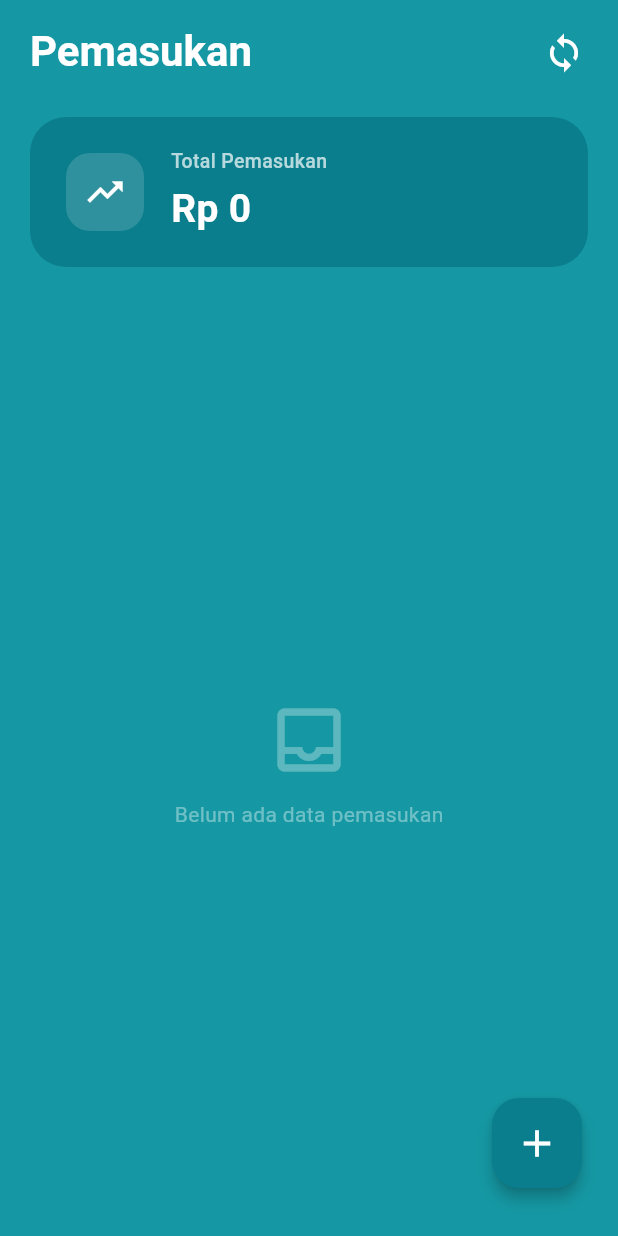
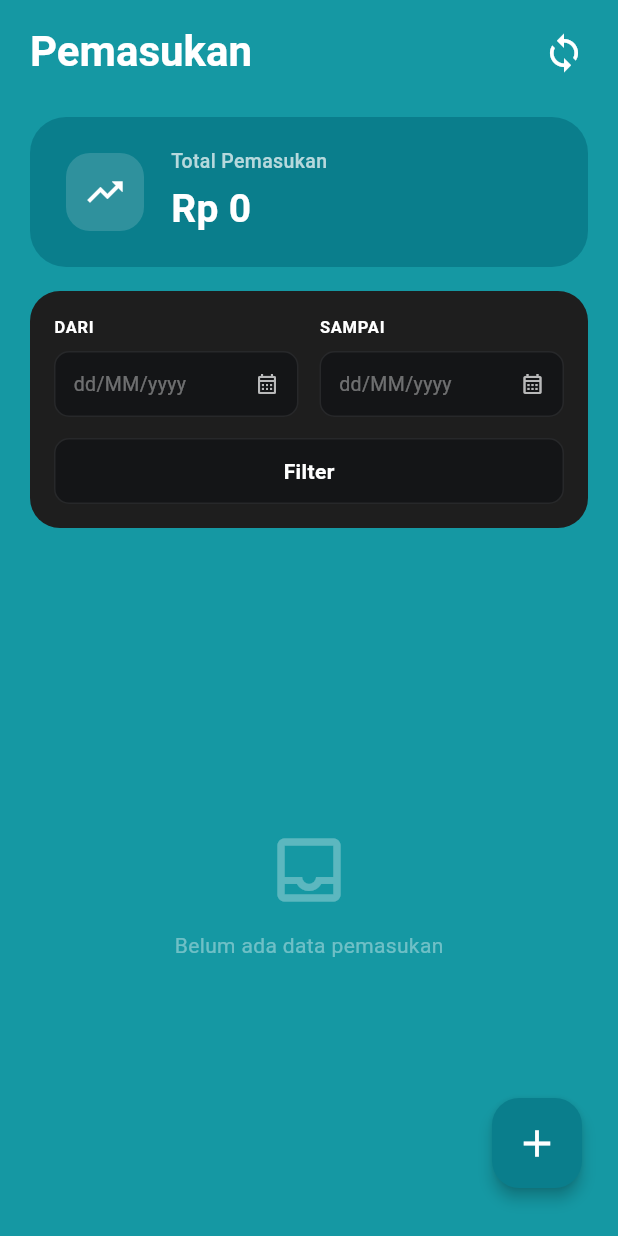
Before and after one commit to AdiftyaRahmad/frontend-mataangin, a Flutter app: the PemasukanView screen opened directly, on a phone screen of 412 x 824 dp. Run offline on Flutter 3.47's test engine with Material 3 defaults, Android fonts, the light colour scheme and no system bars; our stand-ins replace cloud_firestore, firebase_auth, firebase_core, firebase_storage, pdf, share_plus and 1 more; missing offline and left inert: dart:html; accounts and stored records are empty; generated files the repository leaves out were written again.

Commit message:
feat: add date filter to pemasukan view

```diff
--- a/lib/view/pemasukan_view.dart
+++ b/lib/view/pemasukan_view.dart
@@ -6,6 +6,7 @@ import '../model/pemasukan_model.dart';
 import '../viewmodel/pemasukan_viewmodel.dart';
 import '../viewmodel/dashboard_viewmodel.dart';
 import '../core/widgets/admin_only_widget.dart';
+import 'widget/date_range_filter.dart';
 
 class PemasukanView extends StatelessWidget {
   const PemasukanView({super.key});
@@ -115,6 +116,18 @@ class PemasukanView extends StatelessWidget {
             ),
           ),
 
+          // ── Filter Card ─────────────────────────────────────────────────
+          DateRangeFilter(
+            initialStartDate: vm.filterStartDate,
+            initialEndDate: vm.filterEndDate,
+            onFilter: (start, end) {
+              context.read<PemasukanViewModel>().applyFilter(start, end);
+            },
+            onReset: () {
+              context.read<PemasukanViewModel>().clearFilter();
+            },
+          ),
+
           // ── List ─────────────────────────────────────────────────────────
           Expanded(child: _buildList(context, vm, fmt)),
         ],
@@ -154,16 +167,19 @@ class PemasukanView extends StatelessWidget {
         ),
       );
     }
-    if (vm.list.isEmpty) {
-      return const Center(
+    final displayList = vm.filteredList;
+    if (displayList.isEmpty) {
+      return Center(
         child: Column(
           mainAxisSize: MainAxisSize.min,
           children: [
-            Icon(Icons.inbox_outlined, size: 56, color: Colors.white30),
-            SizedBox(height: 12),
+            const Icon(Icons.inbox_outlined, size: 56, color: Colors.white30),
+            const SizedBox(height: 12),
             Text(
-              'Belum ada data pemasukan',
-              style: TextStyle(color: Colors.white38),
+              vm.isFiltered
+                  ? 'Tidak ada data pemasukan pada rentang tanggal ini'
+                  : 'Belum ada data pemasukan',
+              style: const TextStyle(color: Colors.white38),
             ),
           ],
         ),
@@ -171,9 +187,9 @@ class PemasukanView extends StatelessWidget {
     }
     return ListView.builder(
       padding: const EdgeInsets.only(top: 8, bottom: 88),
-      itemCount: vm.list.length,
+      itemCount: displayList.length,
       itemBuilder: (_, i) {
-        final item = vm.list[i];
+        final item = displayList[i];
         return _PemasukanCard(
           item: item,
           fmt: fmt,
--- /dev/null
+++ b/lib/view/widget/date_range_filter.dart
@@ -0,0 +1,294 @@
+import 'package:flutter/material.dart';
+import 'package:intl/intl.dart';
+
+class DateRangeFilter extends StatefulWidget {
+  final DateTime? initialStartDate;
+  final DateTime? initialEndDate;
+  final void Function(DateTime? startDate, DateTime? endDate) onFilter;
+  final VoidCallback? onReset;
+
+  const DateRangeFilter({
+    super.key,
+    this.initialStartDate,
+    this.initialEndDate,
+    required this.onFilter,
+    this.onReset,
+  });
+
+  @override
+  State<DateRangeFilter> createState() => _DateRangeFilterState();
+}
+
+class _DateRangeFilterState extends State<DateRangeFilter> {
+  DateTime? _startDate;
+  DateTime? _endDate;
+
+  @override
+  void initState() {
+    super.initState();
+    _startDate = widget.initialStartDate;
+    _endDate = widget.initialEndDate;
+  }
+
+  @override
+  void didUpdateWidget(covariant DateRangeFilter oldWidget) {
+    super.didUpdateWidget(oldWidget);
+    if (oldWidget.initialStartDate != widget.initialStartDate ||
+        oldWidget.initialEndDate != widget.initialEndDate) {
+      _startDate = widget.initialStartDate;
+      _endDate = widget.initialEndDate;
+    }
+  }
+
+  Future<void> _pickDate({required bool isStart}) async {
+    final now = DateTime.now();
+    final initialDate = isStart
+        ? (_startDate ?? _endDate ?? now)
+        : (_endDate ?? _startDate ?? now);
+
+    final picked = await showDatePicker(
+      context: context,
+      initialDate: initialDate,
+      firstDate: DateTime(2020),
+      lastDate: DateTime(2100),
+      builder: (context, child) {
+        return Theme(
+          data: Theme.of(context).copyWith(
+            colorScheme: const ColorScheme.dark(
+              primary: Color(0xFF1598A3),
+              onPrimary: Colors.white,
+              surface: Color(0xFF1E1E1E),
+              onSurface: Colors.white,
+            ),
+            dialogTheme: const DialogThemeData(
+              backgroundColor: Color(0xFF1E1E1E),
+            ),
+          ),
+          child: child!,
+        );
+      },
+    );
+
+    if (picked != null) {
+      setState(() {
+        if (isStart) {
+          _startDate = picked;
+          if (_endDate != null && _endDate!.isBefore(_startDate!)) {
+            _endDate = _startDate;
+          }
+        } else {
+          _endDate = picked;
+          if (_startDate != null && _startDate!.isAfter(_endDate!)) {
+            _startDate = _endDate;
+          }
+        }
+      });
+    }
+  }
+
+  void _clearDate({required bool isStart}) {
+    setState(() {
+      if (isStart) {
+        _startDate = null;
+      } else {
+        _endDate = null;
+      }
+    });
+  }
+
+  void _handleFilter() {
+    widget.onFilter(_startDate, _endDate);
+  }
+
+  @override
+  Widget build(BuildContext context) {
+    final dateFormat = DateFormat('dd/MM/yyyy');
+    final isFiltered = _startDate != null || _endDate != null;
+
+    return Container(
+      margin: const EdgeInsets.fromLTRB(20, 0, 20, 16),
+      padding: const EdgeInsets.all(16),
+      decoration: BoxDecoration(
+        color: const Color(0xFF1E1E1E),
+        borderRadius: BorderRadius.circular(20),
+      ),
+      child: Column(
+        crossAxisAlignment: CrossAxisAlignment.start,
+        mainAxisSize: MainAxisSize.min,
+        children: [
+          // ── Date Inputs Row ───────────────────────────────────────────────
+          Row(
+            children: [
+              // "DARI" column
+              Expanded(
+                child: Column(
+                  crossAxisAlignment: CrossAxisAlignment.start,
+                  children: [
+                    const Text(
+                      'DARI',
+                      style: TextStyle(
+                        color: Colors.white,
+                        fontSize: 11,
+                        fontWeight: FontWeight.bold,
+                        letterSpacing: 0.5,
+                      ),
+                    ),
+                    const SizedBox(height: 8),
+                    _buildDateField(
+                      dateText: _startDate != null
+                          ? dateFormat.format(_startDate!)
+                          : 'dd/MM/yyyy',
+                      isSelected: _startDate != null,
+                      onTap: () => _pickDate(isStart: true),
+                      onClear: _startDate != null
+                          ? () => _clearDate(isStart: true)
+                          : null,
+                    ),
+                  ],
+                ),
+              ),
+              const SizedBox(width: 14),
+              // "SAMPAI" column
+              Expanded(
+                child: Column(
+                  crossAxisAlignment: CrossAxisAlignment.start,
+                  children: [
+                    const Text(
+                      'SAMPAI',
+                      style: TextStyle(
+                        color: Colors.white,
+                        fontSize: 11,
+                        fontWeight: FontWeight.bold,
+                        letterSpacing: 0.5,
+                      ),
+                    ),
+                    const SizedBox(height: 8),
+                    _buildDateField(
+                      dateText: _endDate != null
+                          ? dateFormat.format(_endDate!)
+                          : 'dd/MM/yyyy',
+                      isSelected: _endDate != null,
+                      onTap: () => _pickDate(isStart: false),
+                      onClear: _endDate != null
+                          ? () => _clearDate(isStart: false)
+                          : null,
+                    ),
+                  ],
+                ),
+              ),
+            ],
+          ),
+
+          const SizedBox(height: 14),
+
+          // ── Filter Button ──────────────────────────────────────────────────
+          SizedBox(
+            width: double.infinity,
+            height: 44,
+            child: Material(
+              color: const Color(0xFF141517),
+              borderRadius: BorderRadius.circular(10),
+              child: InkWell(
+                onTap: _handleFilter,
+                borderRadius: BorderRadius.circular(10),
+                child: Container(
+                  decoration: BoxDecoration(
+                    borderRadius: BorderRadius.circular(10),
+                    border: Border.all(
+                      color: Colors.white.withValues(alpha: 0.08),
+                    ),
+                  ),
+                  alignment: Alignment.center,
+                  child: Row(
+                    mainAxisAlignment: MainAxisAlignment.center,
+                    children: [
+                      const Text(
+                        'Filter',
+                        style: TextStyle(
+                          color: Colors.white,
+                          fontSize: 14,
+                          fontWeight: FontWeight.bold,
+                        ),
+                      ),
+                      if (isFiltered) ...[
+                        const SizedBox(width: 8),
+                        Container(
+                          width: 6,
+                          height: 6,
+                          decoration: const BoxDecoration(
+                            color: Color(0xFF1598A3),
+                            shape: BoxShape.circle,
+                          ),
+                        ),
+                      ],
+                    ],
+                  ),
+                ),
+              ),
+            ),
+          ),
+        ],
+      ),
+    );
+  }
+
+  Widget _buildDateField({
+    required String dateText,
+    required bool isSelected,
+    required VoidCallback onTap,
+    VoidCallback? onClear,
+  }) {
+    return Material(
+      color: const Color(0xFF141517),
+      borderRadius: BorderRadius.circular(10),
+      child: InkWell(
+        onTap: onTap,
+        borderRadius: BorderRadius.circular(10),
+        child: Container(
+          height: 44,
+          padding: const EdgeInsets.symmetric(horizontal: 12),
+          decoration: BoxDecoration(
+            borderRadius: BorderRadius.circular(10),
+            border: Border.all(
+              color: Colors.white.withValues(alpha: 0.08),
+            ),
+          ),
+          child: Row(
+            children: [
+              Expanded(
+                child: Text(
+                  dateText,
+                  style: TextStyle(
+                    color: isSelected ? Colors.white : Colors.white38,
+                    fontSize: 13,
+                    fontWeight: isSelected ? FontWeight.w500 : FontWeight.normal,
+                  ),
+                  overflow: TextOverflow.ellipsis,
+                ),
+              ),
+              if (onClear != null)
+                GestureDetector(
+                  onTap: onClear,
+                  behavior: HitTestBehavior.opaque,
+                  child: const Padding(
+                    padding: EdgeInsets.symmetric(horizontal: 4),
+                    child: Icon(
+                      Icons.close_rounded,
+                      color: Colors.white38,
+                      size: 16,
+                    ),
+                  ),
+                )
+              else
+                const Icon(
+                  Icons.calendar_month_outlined,
+                  color: Colors.white70,
+                  size: 16,
+                ),
+            ],
+          ),
+        ),
+      ),
+    );
+  }
+}
--- a/lib/viewmodel/pemasukan_viewmodel.dart
+++ b/lib/viewmodel/pemasukan_viewmodel.dart
@@ -13,11 +13,52 @@ class PemasukanViewModel extends ChangeNotifier {
   String? _errorMessage;
   bool _mutating = false;
 
+  DateTime? _filterStartDate;
+  DateTime? _filterEndDate;
+
   PemasukanViewModel({PemasukanRepository? repository})
       : _repository = repository ?? PemasukanRepository();
 
   ViewState get state => _state;
   List<PemasukanModel> get list => List.unmodifiable(_list);
+  DateTime? get filterStartDate => _filterStartDate;
+  DateTime? get filterEndDate => _filterEndDate;
+  bool get isFiltered => _filterStartDate != null || _filterEndDate != null;
+
+  List<PemasukanModel> get filteredList {
+    if (_filterStartDate == null && _filterEndDate == null) {
+      return List.unmodifiable(_list);
+    }
+    final start = _filterStartDate != null
+        ? DateTime(_filterStartDate!.year, _filterStartDate!.month, _filterStartDate!.day)
+        : null;
+    final end = _filterEndDate != null
+        ? DateTime(_filterEndDate!.year, _filterEndDate!.month, _filterEndDate!.day)
+        : null;
+
+    return _list.where((item) {
+      final dt = DateTime.tryParse(item.tanggal);
+      if (dt == null) return false;
+      final dateOnly = DateTime(dt.year, dt.month, dt.day);
+
+      if (start != null && dateOnly.isBefore(start)) return false;
+      if (end != null && dateOnly.isAfter(end)) return false;
+      return true;
+    }).toList();
+  }
+
+  void applyFilter(DateTime? start, DateTime? end) {
+    _filterStartDate = start;
+    _filterEndDate = end;
+    notifyListeners();
+  }
+
+  void clearFilter() {
+    _filterStartDate = null;
+    _filterEndDate = null;
+    notifyListeners();
+  }
+
   String? get errorMessage => _errorMessage;
   bool get isLoading => _state == ViewState.loading;
   bool get isMutating => _mutating;
```
